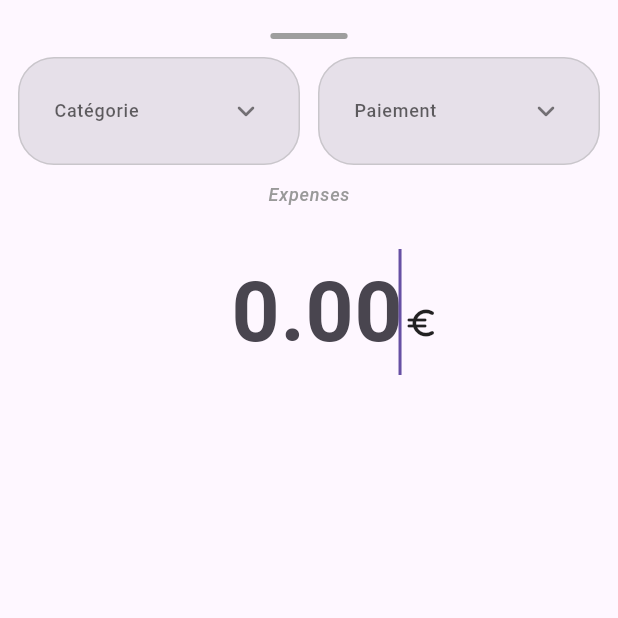
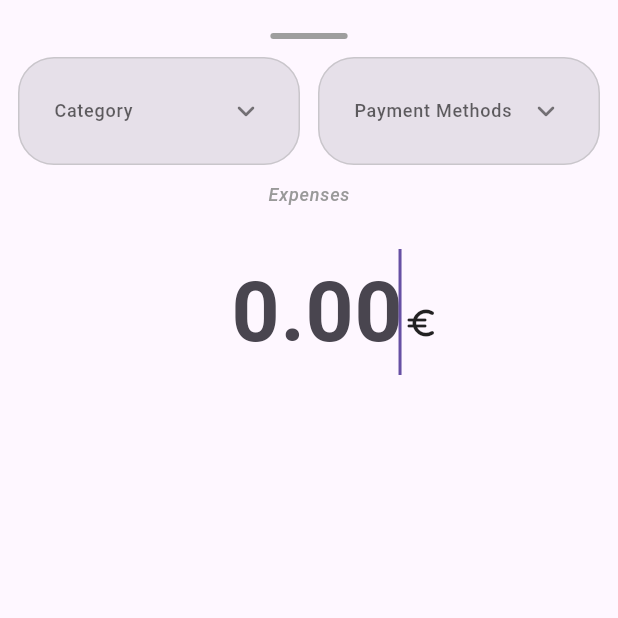
Before and after one commit to Schtroumphy/fluffy_budget, a Flutter app: the AddExpenseBottomSheet screen opened directly, on a phone screen of 412 x 824 dp, the top half of it. Run offline on Flutter 3.47's test engine with Material 3 defaults, Android fonts, the phone set to English and light mode, and no system bars; our stand-ins replace flutter_riverpod, go_router, google_fonts, riverpod_annotation, shared_preferences, sqflite; accounts and stored records are empty; generated files the repository leaves out were written again.

Commit message:
:art: Consider category & paymentMethod as 2 distinct objects

```diff
--- a/lib/core/database/database_notifier.dart
+++ b/lib/core/database/database_notifier.dart
@@ -9,7 +9,7 @@ part 'database_notifier.g.dart';
 class DatabaseNotifier extends _$DatabaseNotifier {
   static const defaultPath = 'fluffy_budget.db';
   static const versionKey = 'versionKey';
-  static const version = 3;
+  static const version = 1;
 
   DatabaseNotifier([this._path = defaultPath]);
 
@@ -57,15 +57,26 @@ class DatabaseNotifier extends _$DatabaseNotifier {
 
   Future<void> migrate(Database db, int oldVersion, int newVersion) async {
     await db.execute('''
-     DROP TABLE IF EXISTS drop_down_item
+     DROP TABLE IF EXISTS category
     ''');
     await db.execute('''
-        CREATE TABLE drop_down_item (
+        CREATE TABLE category (
           id             INTEGER PRIMARY KEY AUTOINCREMENT,
           label          TEXT,
           icon           INT,
-          color          INT,
-          type           TEXT
+          color          INT
+        )
+    ''');
+
+    await db.execute('''
+     DROP TABLE IF EXISTS payment_method
+    ''');
+    await db.execute('''
+        CREATE TABLE payment_method (
+          id             INTEGER PRIMARY KEY AUTOINCREMENT,
+          label          TEXT,
+          icon           INT,
+          color          INT
         )
     ''');
 
--- a/lib/features/expenses/data/local/drop_down_dao.dart
+++ b/lib/features/expenses/data/local/category_dao.dart
@@ -1,19 +1,19 @@
 import 'package:fluffy_budget/core/database/dao.dart';
 import 'package:fluffy_budget/core/database/database_notifier.dart';
-import 'package:fluffy_budget/features/expenses/domain/drop_down_item.dart';
+import 'package:fluffy_budget/features/expenses/domain/category.dart';
 import 'package:flutter_riverpod/flutter_riverpod.dart';
 import 'package:riverpod_annotation/riverpod_annotation.dart';
 import 'package:sqflite/sqflite.dart';
 
-part 'drop_down_dao.g.dart';
+part 'category_dao.g.dart';
 
 @Riverpod(keepAlive: true)
-DropDownDao dropDownDao(DropDownDaoRef ref) {
-  return DropDownDao(ref);
+CategoryDao categoryDao(CategoryDaoRef ref) {
+  return CategoryDao(ref);
 }
 
-class DropDownDao extends Dao<DropDownItem> {
-  DropDownDao(this.ref) : super(tableName: "drop_down_item");
+class CategoryDao extends Dao<Category> {
+  CategoryDao(this.ref) : super(tableName: "category");
 
   final Ref ref;
 
@@ -21,12 +21,12 @@ class DropDownDao extends Dao<DropDownItem> {
   Future<Database> get database => ref.read(databaseNotifierProvider.future);
 
   @override
-  Map<String, dynamic> toEntity(DropDownItem model) {
+  Map<String, dynamic> toEntity(Category model) {
     return model.toJson();
   }
 
   @override
-  DropDownItem toModel(Map<String, dynamic> entity) {
-    return DropDownItem.fromJson(entity);
+  Category toModel(Map<String, dynamic> entity) {
+    return Category.fromJson(entity);
   }
 }
--- /dev/null
+++ b/lib/features/expenses/domain/category.dart
@@ -0,0 +1,32 @@
+import 'package:fluffy_budget/core/database/converters/color_converter.dart';
+import 'package:fluffy_budget/core/database/converters/icon_data_converter.dart';
+import 'package:fluffy_budget/features/expenses/domain/expense_property.dart';
+import 'package:flutter/material.dart';
+import 'package:json_annotation/json_annotation.dart';
+
+part 'category.g.dart';
+
+@JsonSerializable()
+class Category extends ExpenseProperty{
+  final int? id;
+  final String label;
+  @IconDataConverter()
+  final IconData icon;
+  @ColorConverter()
+  final Color? color;
+
+  const Category({
+    this.id,
+    required this.label,
+    required this.icon,
+    this.color,
+  }): super(label: label, icon: icon, color: color);
+
+  @override
+  PropertyType get type => PropertyType.category;
+
+  factory Category.fromJson(Map<String, dynamic> json) => _$CategoryFromJson(json);
+
+  /// Connect the generated [_$PersonToJson] function to the `toJson` method.
+  Map<String, dynamic> toJson() => _$CategoryToJson(this);
+}
--- a/lib/features/expenses/domain/drop_down_item.dart
+++ /dev/null
@@ -1,67 +0,0 @@
-import 'package:fluffy_budget/core/database/converters/color_converter.dart';
-import 'package:fluffy_budget/core/database/converters/icon_data_converter.dart';
-import 'package:fluffy_budget/core/theme/app_color.dart';
-import 'package:flutter/material.dart';
-import 'package:json_annotation/json_annotation.dart';
-
-part 'drop_down_item.g.dart';
-
-@JsonSerializable()
-class DropDownItem {
-  final int? id;
-  final String label;
-  @IconDataConverter()
-  final IconData icon;
-  @ColorConverter()
-  final Color? color;
-  final String type;
-
-  const DropDownItem({this.id, required this.label, required this.icon, this.color, required this.type});
-
-  factory DropDownItem.fromJson(Map<String, dynamic> json) => _$DropDownItemFromJson(json);
-
-  /// Connect the generated [_$PersonToJson] function to the `toJson` method.
-  Map<String, dynamic> toJson() => _$DropDownItemToJson(this);
-}
-
-enum ItemType {
-  paymentMethod("PAY_MET", "Paiement"),
-  expenseCategory("EXP_CAT", "Catégorie");
-
-  const ItemType(this.code, this.description);
-
-  final String code;
-  final String description;
-}
-
-enum PaymentMethod {
-  cash(label: "Cash", icon: Icons.attach_money_rounded, color: AppColor.yellow),
-  creditCard(label: "Credit card", icon: Icons.credit_card_rounded, color: AppColor.purple),
-  lydia(label: "Lydia", icon: Icons.phone_iphone, color: AppColor.blue),
-  paypal(label: "Paypal", icon: Icons.paypal_rounded, color: AppColor.green),
-  other(label: "Other", icon: Icons.shopping_basket_rounded, color: AppColor.purple);
-
-  final String label;
-  final IconData icon;
-  final Color? color;
-
-  const PaymentMethod({required this.label, required this.icon, this.color});
-
-  static Set<DropDownItem> get items => values.map((e) => DropDownItem(label: e.label, icon: e.icon, color: e.color, type: ItemType.paymentMethod.code)).toSet();
-}
-
-enum ExpenseCategory {
-  groceries(label: "Courses", icon: Icons.shopping_basket_rounded, color: AppColor.yellow),
-  fun(label: "Loisirs", icon: Icons.local_attraction, color: AppColor.purple),
-  restaurant(label: "Restaurants", icon: Icons.restaurant, color: AppColor.blue),
-  car(label: "Voiture", icon: Icons.car_crash_sharp, color: AppColor.green),
-  other(label: "Autres", icon: Icons.question_mark, color: AppColor.purple);
-
-  final String label;
-  final IconData icon;
-  final Color? color;
-
-  const ExpenseCategory({required this.label, required this.icon, this.color});
-
-  static Set<DropDownItem> get items => values.map((e) => DropDownItem(label: e.label, icon: e.icon, color: e.color, type: ItemType.expenseCategory.code)).toSet();
-}
--- /dev/null
+++ b/lib/features/expenses/domain/expense_property.dart
@@ -0,0 +1,17 @@
+import 'package:flutter/material.dart';
+
+abstract class ExpenseProperty {
+  final int? id;
+  final String label;
+  final IconData icon;
+  final Color? color;
+  final PropertyType type;
+
+  const ExpenseProperty({this.id, required this.label, required this.icon, this.color, this.type = PropertyType.unknown});
+}
+
+enum PropertyType{
+  category,
+  paymentMethod,
+  unknown,
+}
--- a/lib/features/expenses/presentation/add_expense/add_expense_bottom_sheet.dart
+++ b/lib/features/expenses/presentation/add_expense/add_expense_bottom_sheet.dart
@@ -1,8 +1,8 @@
 import 'package:fluffy_budget/features/expenses/presentation/add_expense/add_expense_controller.dart';
+import 'package:fluffy_budget/widgets/async_value_widget.dart';
 import 'package:fluffy_budget/widgets/space.dart';
 import 'package:fluffy_budget/core/theme/app_color.dart';
 import 'package:fluffy_budget/core/theme/app_style.dart';
-import 'package:fluffy_budget/features/expenses/domain/drop_down_item.dart';
 import 'package:fluffy_budget/widgets/atoms/close_sheet_bar.dart';
 import 'package:fluffy_budget/widgets/atoms/rounded_dropdown.dart';
 import 'package:flutter/material.dart';
@@ -57,7 +57,7 @@ class AddExpenseBottomSheet extends ConsumerWidget {
     }
     controller.onAmountSubmitted(amountParsed);
 
-    if(!context.mounted) return;
+    if (!context.mounted) return;
 
     Navigator.of(context).pop();
   }
@@ -122,14 +122,34 @@ class DropDownRow extends ConsumerWidget {
 
   @override
   Widget build(BuildContext context, WidgetRef ref) {
+    final asyncCategories = ref.watch(categoriesProvider);
+    final asyncPaymentMethods = ref.watch(paymentMethodsProvider);
+
     return Row(
       mainAxisSize: MainAxisSize.max,
       mainAxisAlignment: MainAxisAlignment.center,
       children: [
-        Flexible(child: RoundedDropdown(itemType: ItemType.expenseCategory, onSelected: (id) => onCategorySelected?.call(id))),
+        AsyncValueWidget(
+            value: asyncCategories,
+            data: (categories) {
+              return Flexible(
+                  child: RoundedDropdown(
+                items: categories ?? [],
+                onSelected: (id) => onCategorySelected?.call(id),
+                description: 'Category',
+              ));
+            }),
         gapH12,
-        Flexible(child: RoundedDropdown(itemType: ItemType.paymentMethod, onSelected: (id) => onPaymentSelected?.call(id))),
-      ],
+        AsyncValueWidget(
+            value: asyncPaymentMethods,
+            data: (methods) {
+              return Flexible(
+                  child: RoundedDropdown(
+                    items: methods ?? [],
+                    onSelected: (id) => onPaymentSelected?.call(id),
+                    description: 'Payment Methods',
+                  ));
+            }),],
     );
   }
 }
--- a/lib/features/expenses/presentation/add_expense/add_expense_controller.dart
+++ b/lib/features/expenses/presentation/add_expense/add_expense_controller.dart
@@ -1,9 +1,20 @@
 import 'package:fluffy_budget/core/extensions/object_extension.dart';
-import 'package:fluffy_budget/features/expenses/data/expense_repository_provider.dart';
+import 'package:fluffy_budget/features/expenses/application/expense_service.dart';
+import 'package:fluffy_budget/features/expenses/data/expense_repository.dart';
 import 'package:fluffy_budget/features/expenses/domain/expense.dart';
+import 'package:fluffy_budget/features/expenses/domain/expense_property.dart';
+import 'package:fluffy_budget/features/expenses/presentation/bottom_sheet_list/expense_list_provider.dart';
 import 'package:riverpod_annotation/riverpod_annotation.dart';
 
 part 'add_expense_controller.g.dart';
+
+final categoriesProvider = FutureProvider.autoDispose<List<ExpenseProperty>?>((ref) {
+  return ref.watch(expenseServiceProvider).fetchAllCategories();
+});
+
+final paymentMethodsProvider = FutureProvider.autoDispose<List<ExpenseProperty>?>((ref) {
+  return ref.watch(expenseServiceProvider).fetchAllPaymentMethod();
+});
 
 @riverpod
 class AddExpenseController extends _$AddExpenseController {
@@ -29,7 +40,8 @@ class AddExpenseController extends _$AddExpenseController {
         amount: amount,
     );
     if(amount <= 0 || state.paymentId.isNull || state.paymentId.isNull) return;
-    await ref.read(expenseRepoProvider).saveExpense(state);
+    await ref.read(expenseRepoProvider).save(state);
+    ref.invalidate(expenseListProvider);
   }
 
 }
--- a/lib/widgets/atoms/rounded_dropdown.dart
+++ b/lib/widgets/atoms/rounded_dropdown.dart
@@ -1,21 +1,22 @@
-import 'package:fluffy_budget/features/expenses/domain/drop_down_item.dart';
-import 'package:fluffy_budget/features/expenses/presentation/controllers/items_by_type_provider.dart';
+import 'package:fluffy_budget/features/expenses/domain/expense_property.dart';
 import 'package:fluffy_budget/widgets/space.dart';
 import 'package:fluffy_budget/core/theme/app_color.dart';
 import 'package:fluffy_budget/core/theme/app_style.dart';
 import 'package:fluffy_budget/core/theme/app_theme.dart';
 import 'package:fluffy_budget/features/expenses/presentation/add_expense/add_expense_bottom_sheet.dart';
-import 'package:fluffy_budget/widgets/async_value_widget.dart';
 import 'package:flutter/material.dart';
 import 'package:flutter_riverpod/flutter_riverpod.dart';
 
 class RoundedDropdown extends ConsumerStatefulWidget {
   const RoundedDropdown({
     super.key,
-    required this.itemType, this.onSelected,
+    required this.description,
+    required this.items,
+    this.onSelected,
   });
 
-  final ItemType itemType;
+  final String description;
+  final List<ExpenseProperty> items;
   final Function(int)? onSelected;
 
   @override
@@ -23,14 +24,13 @@ class RoundedDropdown extends ConsumerStatefulWidget {
 }
 
 class _RoundedDropdownState extends ConsumerState<RoundedDropdown> {
-  DropDownItem? _dropdownValue;
+  ExpenseProperty? _dropdownValue;
 
   @override
   Widget build(BuildContext context) {
     final theme = Theme.of(context);
-    final itemsAsyncValue = ref.watch(itemsByTypeProvider(widget.itemType));
 
-    return AsyncValueWidget(value: itemsAsyncValue, data: (items) => DropdownButtonHideUnderline(
+    return DropdownButtonHideUnderline(
       child: InputDecorator(
         decoration: InputDecoration(
           enabledBorder: OutlineInputBorder(
@@ -43,7 +43,7 @@ class _RoundedDropdownState extends ConsumerState<RoundedDropdown> {
         child: DropdownButton(
           style: theme.textTheme.labelMedium,
           autofocus: false,
-          hint: Text(widget.itemType.description),
+          hint: Text(widget.description),
           icon: const Icon(Icons.keyboard_arrow_down_rounded),
           padding: const EdgeInsets.all(8),
           isExpanded: true,
@@ -53,22 +53,22 @@ class _RoundedDropdownState extends ConsumerState<RoundedDropdown> {
           borderRadius: BorderRadius.circular(Insets.i24),
           dropdownColor: _dropdownValue?.color,
           value: _dropdownValue,
-          onChanged: (DropDownItem? newValue) {
+          onChanged: (ExpenseProperty? newValue) {
             setState(() {
               _dropdownValue = newValue;
               widget.onSelected?.call(newValue?.id ?? 0);
             });
             FocusScope.of(context).requestFocus(AmountTextField.textFieldFocusNode);
           },
-          items: _buildItems(items),
+          items: _buildItems(widget.items),
         ),
       ),
-    ));
+    );
   }
 
-  List<DropdownMenuItem<DropDownItem>>? _buildItems(List<DropDownItem>? items) {
-    return items?.map<DropdownMenuItem<DropDownItem>>((item) {
-      return DropdownMenuItem<DropDownItem>(
+  List<DropdownMenuItem<ExpenseProperty>>? _buildItems(List<ExpenseProperty>? items) {
+    return items?.map<DropdownMenuItem<ExpenseProperty>>((item) {
+      return DropdownMenuItem<ExpenseProperty>(
         value: item,
         alignment: Alignment.center,
         child: Row(
```
Also changed, not shown: lib/core/constants.dart (added, +61 -0 lines), lib/core/init_app.dart (+4 -16 lines), lib/features/expenses/application/expense_service.dart (+32 -2 lines), lib/features/expenses/data/category_repository.dart (added, +35 -0 lines), lib/features/expenses/data/drop_item_repository.dart (deleted, +0 -40 lines), lib/features/expenses/data/expense_repository.dart (renamed from lib/features/expenses/data/expense_repository_provider.dart, +4 -4 lines), lib/features/expenses/data/local/payment_method_dao.dart (added, +32 -0 lines), lib/features/expenses/data/payment_method_repository.dart (+26 -5 lines), lib/features/expenses/domain/payment_method.dart (added, +32 -0 lines), lib/features/expenses/presentation/bottom_sheet_list/expandable_expenses_bottom_sheet.dart (+3 -14 lines), lib/features/expenses/presentation/controllers/items_by_type_provider.dart (deleted, +0 -10 lines), 1 other file.
